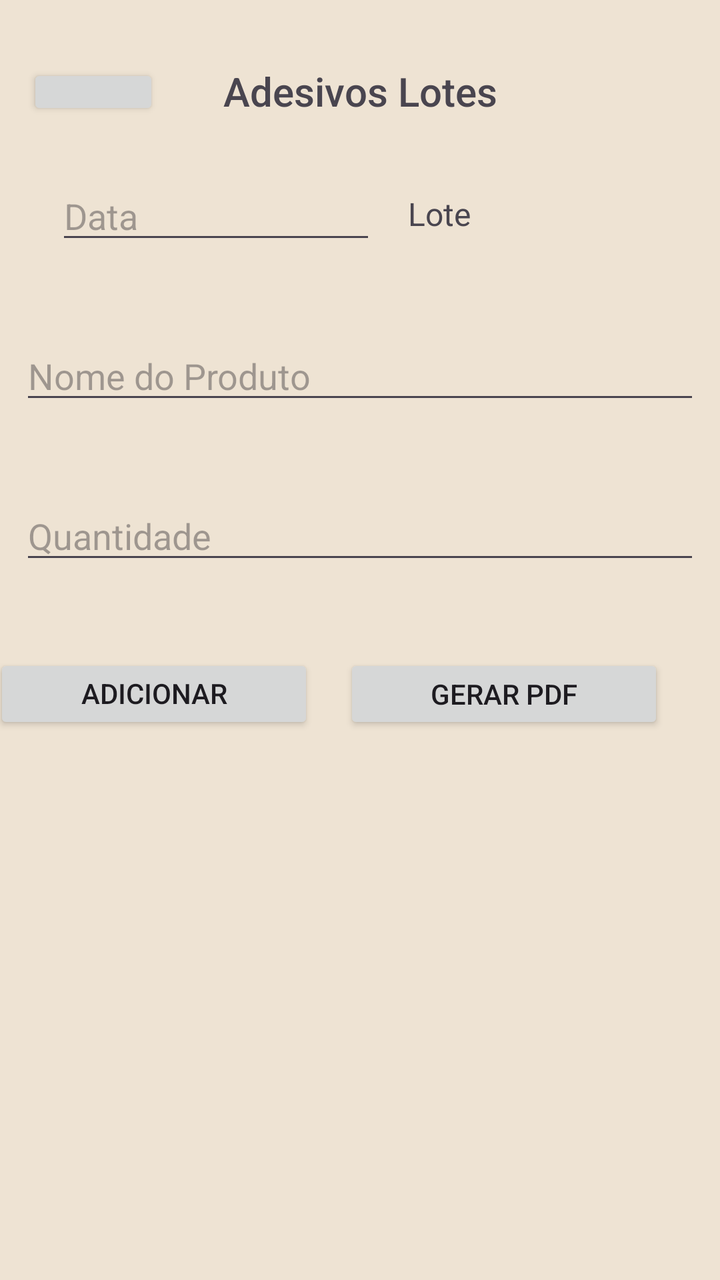
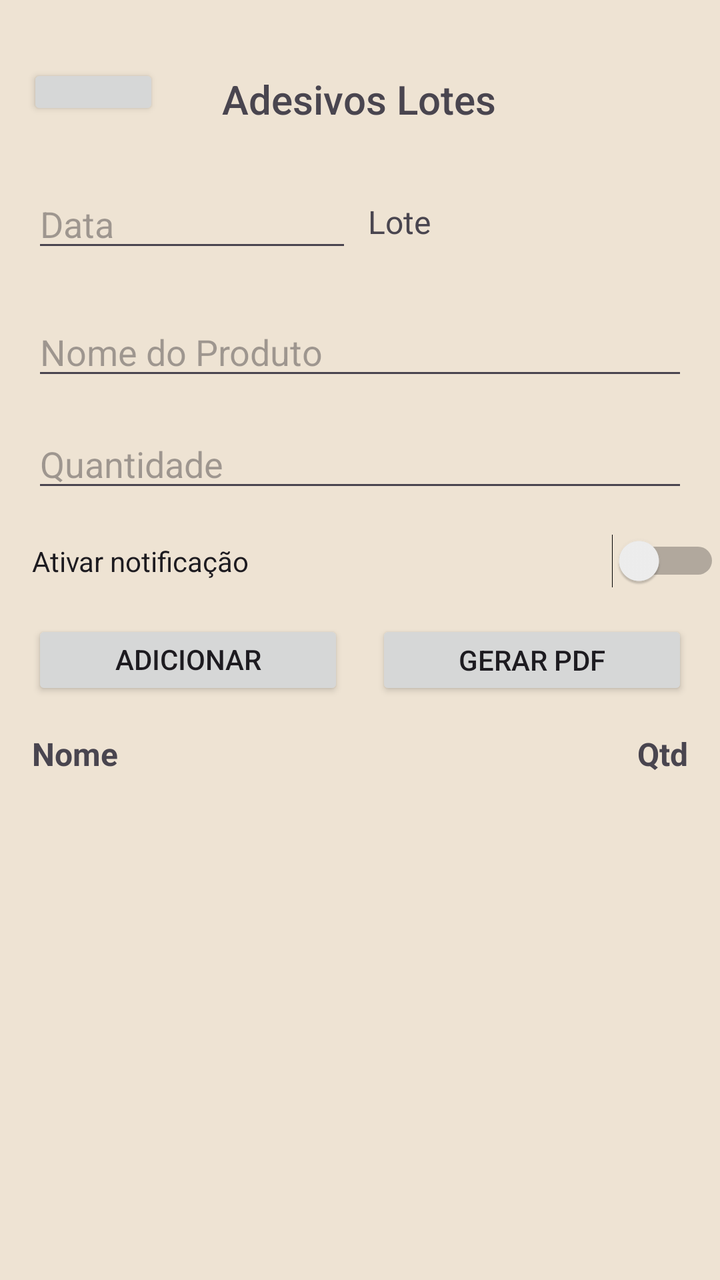

An Android layout rendered at two revisions. The XML below is the earlier revision; the diff shows what the commit changed to produce the second picture.
<!-- AndroidManifest.xml: application theme Theme.BombonierePA -->
<!-- res/layout/activity_adesivos_lotes.xml -->
<?xml version="1.0" encoding="utf-8"?>
<androidx.constraintlayout.widget.ConstraintLayout xmlns:android="http://schemas.android.com/apk/res/android"
    xmlns:app="http://schemas.android.com/apk/res-auto"
    xmlns:tools="http://schemas.android.com/tools"
    android:layout_width="match_parent"
    android:layout_height="match_parent"
    tools:context=".AdesivosLotes">

    
    <TextView
        android:id="@+id/textView2"
        android:layout_width="wrap_content"
        android:layout_height="wrap_content"
        android:layout_marginTop="@dimen/top_margin"
        android:fontFamily="sans-serif-medium"
        android:text="Adesivos Lotes"
        android:textSize="20sp"
        app:layout_constraintEnd_toEndOf="parent"
        app:layout_constraintStart_toStartOf="parent"
        app:layout_constraintTop_toTopOf="parent" />

    <Button
        android:id="@+id/back_home"
        android:layout_width="66dp"
        android:layout_height="28dp"
        android:layout_marginTop="@dimen/top_margin"
        app:icon="?attr/homeAsUpIndicator"
        app:layout_constraintEnd_toEndOf="parent"
        app:layout_constraintHorizontal_bias="0.046"
        app:layout_constraintStart_toStartOf="parent"
        app:layout_constraintTop_toTopOf="parent" />

    <EditText
        android:id="@+id/edtData"
        android:layout_width="160dp"
        android:layout_height="40dp"
        android:layout_marginTop="28dp"
        android:focusableInTouchMode="false"
        android:hint="Data"
        android:inputType="none"
        app:layout_constraintEnd_toEndOf="parent"
        app:layout_constraintHorizontal_bias="0.14"
        app:layout_constraintStart_toStartOf="parent"
        app:layout_constraintTop_toBottomOf="@id/textView2" />

    <TextView
        android:id="@+id/viewLote"
        android:layout_width="160dp"
        android:layout_height="40dp"
        android:layout_marginStart="16dp"
        android:layout_marginTop="28dp"
        android:text="Lote"
        android:hint="Lote"
        android:gravity="start|center_vertical"
        android:textSize="16sp"
        app:layout_constraintStart_toEndOf="@+id/edtData"
        app:layout_constraintTop_toBottomOf="@+id/textView2" />

    <EditText
        android:id="@+id/edtNomeProduto"
        android:layout_width="340dp"
        android:layout_height="40dp"
        android:layout_marginTop="40dp"
        android:hint="Nome do Produto"
        app:layout_constraintEnd_toEndOf="parent"
        app:layout_constraintHorizontal_bias="0.5"
        app:layout_constraintStart_toStartOf="parent"
        app:layout_constraintTop_toBottomOf="@id/viewLote" />

    <EditText
        android:id="@+id/edtQuantidade"
        android:layout_width="340dp"
        android:layout_height="40dp"
        android:layout_marginTop="40dp"
        android:hint="Quantidade"
        android:inputType="number"
        app:layout_constraintEnd_toEndOf="parent"
        app:layout_constraintHorizontal_bias="0.5"
        app:layout_constraintStart_toStartOf="parent"
        app:layout_constraintTop_toBottomOf="@id/edtNomeProduto" />

    

    <Button
        android:id="@+id/btnAdicionarProduto"
        android:layout_width="160dp"
        android:layout_height="40dp"
        android:layout_marginTop="40dp"
        android:layout_marginEnd="16dp"
        android:text="Adicionar Produto"
        app:layout_constraintEnd_toStartOf="@+id/btnGerarPDF"
        app:layout_constraintHorizontal_bias="0.837"
        app:layout_constraintStart_toStartOf="parent"
        app:layout_constraintTop_toBottomOf="@+id/edtQuantidade" />

    <Button
        android:id="@+id/btnGerarPDF"
        android:layout_width="160dp"
        android:layout_height="40dp"
        android:layout_marginTop="40dp"
        android:layout_marginEnd="28dp"
        android:text="Gerar PDF"
        app:layout_constraintEnd_toEndOf="parent"
        app:layout_constraintTop_toBottomOf="@+id/edtQuantidade" />

    <TextView
        android:id="@+id/txtNome"
        android:layout_width="0dp"
        android:layout_height="20dp"
        android:layout_marginStart="32dp"
        android:layout_marginTop="20dp"
        android:text="Nome"
        android:textSize="16sp"
        android:textStyle="bold"
        app:layout_constraintStart_toStartOf="parent"
        app:layout_constraintTop_toBottomOf="@+id/btnAdicionarProduto" />

    
    <TextView
        android:id="@+id/txtQuantidade"
        android:layout_width="0dp"
        android:layout_height="20dp"
        android:layout_marginTop="20dp"
        android:layout_marginEnd="164dp"
        android:gravity="center"
        android:text="Qtd"
        android:textSize="16dp"
        android:textStyle="bold"
        app:layout_constraintEnd_toEndOf="parent"
        app:layout_constraintTop_toBottomOf="@+id/btnAdicionarProduto" />

    <androidx.recyclerview.widget.RecyclerView
        android:id="@+id/recyclerViewItens"
        android:layout_width="348dp"
        android:layout_height="300dp"
        android:layout_marginTop="8dp"
        android:layout_marginBottom="16dp"
        app:layout_constraintBottom_toBottomOf="parent"
        app:layout_constraintEnd_toEndOf="parent"
        app:layout_constraintStart_toStartOf="parent"
        app:layout_constraintTop_toBottomOf="@+id/txtNome" />

</androidx.constraintlayout.widget.ConstraintLayout>
<!-- resources referenced by this layout -->
<resources>
  <dimen name="top_margin">32dp</dimen>
  <style name="Theme.BombonierePA" parent="Base.Theme.BombonierePA" />
  <style name="Base.Theme.BombonierePA" parent="Theme.Material3.DayNight.NoActionBar">
          
          <item name="colorPrimary">@color/pink</item>
          <item name="android:background">@color/backgroud_light</item>
      </style>
  <color name="pink">#FFEA038D</color>
  <color name="backgroud_light">#FFEEE3D3</color>
</resources>

<!-- the commit's change to res/layout/activity_adesivos_lotes.xml (unified diff, before → after) -->
@@ -7,15 +7,17 @@
     tools:context=".AdesivosLotes">
 
     
+
     <TextView
         android:id="@+id/textView2"
         android:layout_width="wrap_content"
         android:layout_height="wrap_content"
-        android:layout_marginTop="@dimen/top_margin"
+        android:layout_marginTop="36dp"
         android:fontFamily="sans-serif-medium"
         android:text="Adesivos Lotes"
         android:textSize="20sp"
         app:layout_constraintEnd_toEndOf="parent"
+        app:layout_constraintHorizontal_bias="0.498"
         app:layout_constraintStart_toStartOf="parent"
         app:layout_constraintTop_toTopOf="parent" />
 
@@ -30,110 +32,158 @@
         app:layout_constraintStart_toStartOf="parent"
         app:layout_constraintTop_toTopOf="parent" />
 
+    
     <EditText
         android:id="@+id/edtData"
-        android:layout_width="160dp"
+        android:layout_width="0dp"
         android:layout_height="40dp"
         android:layout_marginTop="28dp"
+        android:layout_marginStart="16dp"
+        android:layout_marginEnd="8dp"
         android:focusableInTouchMode="false"
         android:hint="Data"
         android:inputType="none"
-        app:layout_constraintEnd_toEndOf="parent"
-        app:layout_constraintHorizontal_bias="0.14"
+        app:layout_constraintEnd_toStartOf="@+id/viewLote"
         app:layout_constraintStart_toStartOf="parent"
         app:layout_constraintTop_toBottomOf="@id/textView2" />
 
     <TextView
         android:id="@+id/viewLote"
-        android:layout_width="160dp"
+        android:layout_width="0dp"
         android:layout_height="40dp"
-        android:layout_marginStart="16dp"
         android:layout_marginTop="28dp"
+        android:layout_marginEnd="16dp"
+        android:gravity="start|center_vertical"
+        android:hint="Lote"
         android:text="Lote"
-        android:hint="Lote"
-        android:gravity="start|center_vertical"
         android:textSize="16sp"
+        app:layout_constraintEnd_toEndOf="parent"
         app:layout_constraintStart_toEndOf="@+id/edtData"
         app:layout_constraintTop_toBottomOf="@+id/textView2" />
 
+    
     <EditText
         android:id="@+id/edtNomeProduto"
-        android:layout_width="340dp"
+        android:layout_width="0dp"
         android:layout_height="40dp"
-        android:layout_marginTop="40dp"
+        android:layout_marginTop="24dp"
+        android:layout_marginStart="16dp"
+        android:layout_marginEnd="16dp"
         android:hint="Nome do Produto"
         app:layout_constraintEnd_toEndOf="parent"
-        app:layout_constraintHorizontal_bias="0.5"
         app:layout_constraintStart_toStartOf="parent"
-        app:layout_constraintTop_toBottomOf="@id/viewLote" />
+        app:layout_constraintTop_toBottomOf="@id/edtData" />
 
+    
     <EditText
         android:id="@+id/edtQuantidade"
-        android:layout_width="340dp"
+        android:layout_width="0dp"
         android:layout_height="40dp"
-        android:layout_marginTop="40dp"
+        android:layout_marginTop="16dp"
+        android:layout_marginStart="16dp"
+        android:layout_marginEnd="16dp"
         android:hint="Quantidade"
         android:inputType="number"
         app:layout_constraintEnd_toEndOf="parent"
-        app:layout_constraintHorizontal_bias="0.5"
         app:layout_constraintStart_toStartOf="parent"
         app:layout_constraintTop_toBottomOf="@id/edtNomeProduto" />
 
     
-
-    <Button
-        android:id="@+id/btnAdicionarProduto"
-        android:layout_width="160dp"
-        android:layout_height="40dp"
-        android:layout_marginTop="40dp"
-        android:layout_marginEnd="16dp"
-        android:text="Adicionar Produto"
-        app:layout_constraintEnd_toStartOf="@+id/btnGerarPDF"
-        app:layout_constraintHorizontal_bias="0.837"
+    <Switch
+        android:id="@+id/switchNotificacao"
+        android:layout_width="0dp"
+        android:layout_height="wrap_content"
+        android:layout_marginTop="16dp"
+        android:layout_marginStart="16dp"
+        android:text="Ativar notificação"
+        app:layout_constraintEnd_toEndOf="parent"
         app:layout_constraintStart_toStartOf="parent"
         app:layout_constraintTop_toBottomOf="@+id/edtQuantidade" />
 
+    
+    <com.google.android.material.textfield.TextInputLayout
+        android:id="@+id/layoutNotificacao"
+        android:layout_width="0dp"
+        android:layout_height="wrap_content"
+        android:layout_marginTop="8dp"
+        android:layout_marginStart="16dp"
+        android:layout_marginEnd="16dp"
+        android:visibility="gone"
+        app:layout_constraintEnd_toEndOf="parent"
+        app:layout_constraintStart_toStartOf="parent"
+        app:layout_constraintTop_toBottomOf="@id/switchNotificacao">
+
+        <com.google.android.material.textfield.TextInputEditText
+            android:id="@+id/editNotificacao"
+            android:layout_width="match_parent"
+            android:layout_height="wrap_content"
+            android:hint="Número de dias para notificar"
+            android:inputType="number" />
+    </com.google.android.material.textfield.TextInputLayout>
+
+    
+    <Button
+        android:id="@+id/btnAdicionarProduto"
+        android:layout_width="0dp"
+        android:layout_height="40dp"
+        android:layout_marginTop="16dp"
+        android:layout_marginStart="16dp"
+        android:layout_marginEnd="8dp"
+        android:text="Adicionar Produto"
+        app:layout_constraintEnd_toStartOf="@+id/btnGerarPDF"
+        app:layout_constraintStart_toStartOf="parent"
+        app:layout_constraintTop_toBottomOf="@+id/layoutNotificacao" />
+
     <Button
         android:id="@+id/btnGerarPDF"
-        android:layout_width="160dp"
+        android:layout_width="0dp"
         android:layout_height="40dp"
-        android:layout_marginTop="40dp"
-        android:layout_marginEnd="28dp"
+        android:layout_marginTop="16dp"
+        android:layout_marginStart="8dp"
+        android:layout_marginEnd="16dp"
         android:text="Gerar PDF"
         app:layout_constraintEnd_toEndOf="parent"
-        app:layout_constraintTop_toBottomOf="@+id/edtQuantidade" />
+        app:layout_constraintStart_toEndOf="@+id/btnAdicionarProduto"
+        app:layout_constraintTop_toBottomOf="@+id/layoutNotificacao" />
 
+    
     <TextView
         android:id="@+id/txtNome"
         android:layout_width="0dp"
-        android:layout_height="20dp"
-        android:layout_marginStart="32dp"
-        android:layout_marginTop="20dp"
+        android:layout_height="wrap_content"
+        android:layout_marginTop="16dp"
+        android:layout_marginStart="16dp"
+        android:layout_marginEnd="8dp"
         android:text="Nome"
         android:textSize="16sp"
         android:textStyle="bold"
+        app:layout_constraintEnd_toStartOf="@+id/txtQuantidade"
         app:layout_constraintStart_toStartOf="parent"
         app:layout_constraintTop_toBottomOf="@+id/btnAdicionarProduto" />
 
-    
     <TextView
         android:id="@+id/txtQuantidade"
         android:layout_width="0dp"
-        android:layout_height="20dp"
-        android:layout_marginTop="20dp"
-        android:layout_marginEnd="164dp"
-        android:gravity="center"
+        android:layout_height="wrap_content"
+        android:layout_marginTop="16dp"
+        android:layout_marginStart="8dp"
+        android:layout_marginEnd="16dp"
+        android:gravity="end"
         android:text="Qtd"
-        android:textSize="16dp"
+        android:textSize="16sp"
         android:textStyle="bold"
         app:layout_constraintEnd_toEndOf="parent"
+        app:layout_constraintStart_toEndOf="@+id/txtNome"
         app:layout_constraintTop_toBottomOf="@+id/btnAdicionarProduto" />
 
+    
     <androidx.recyclerview.widget.RecyclerView
         android:id="@+id/recyclerViewItens"
-        android:layout_width="348dp"
-        android:layout_height="300dp"
+        android:layout_width="0dp"
+        android:layout_height="0dp"
         android:layout_marginTop="8dp"
+        android:layout_marginStart="16dp"
+        android:layout_marginEnd="16dp"
         android:layout_marginBottom="16dp"
         app:layout_constraintBottom_toBottomOf="parent"
         app:layout_constraintEnd_toEndOf="parent"
